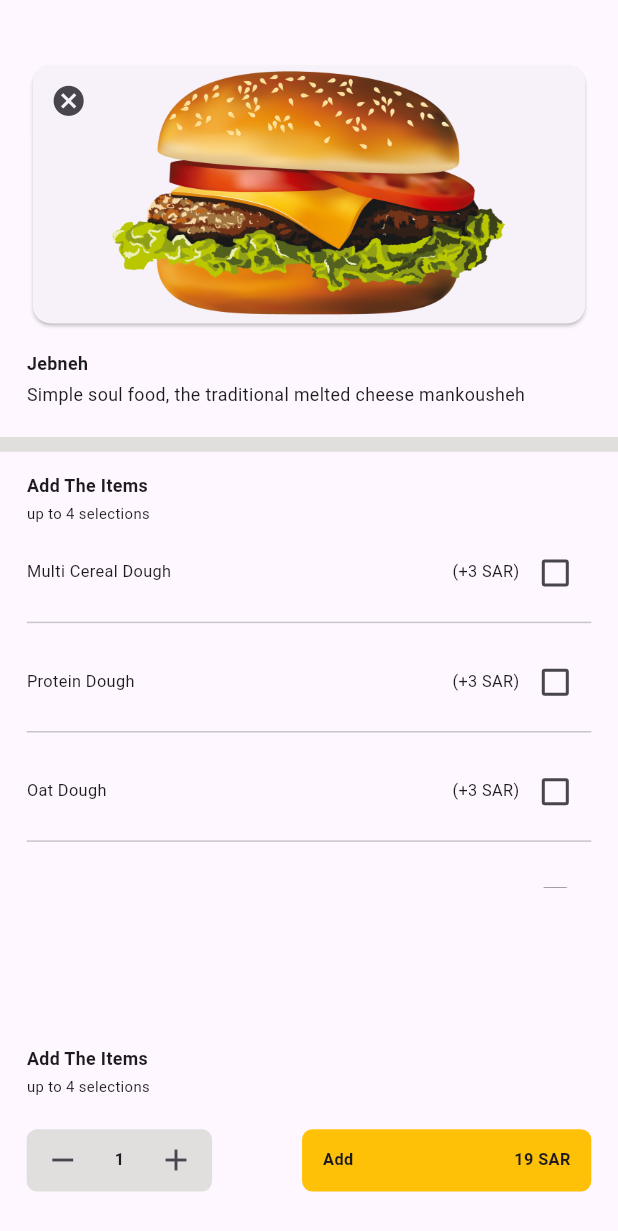
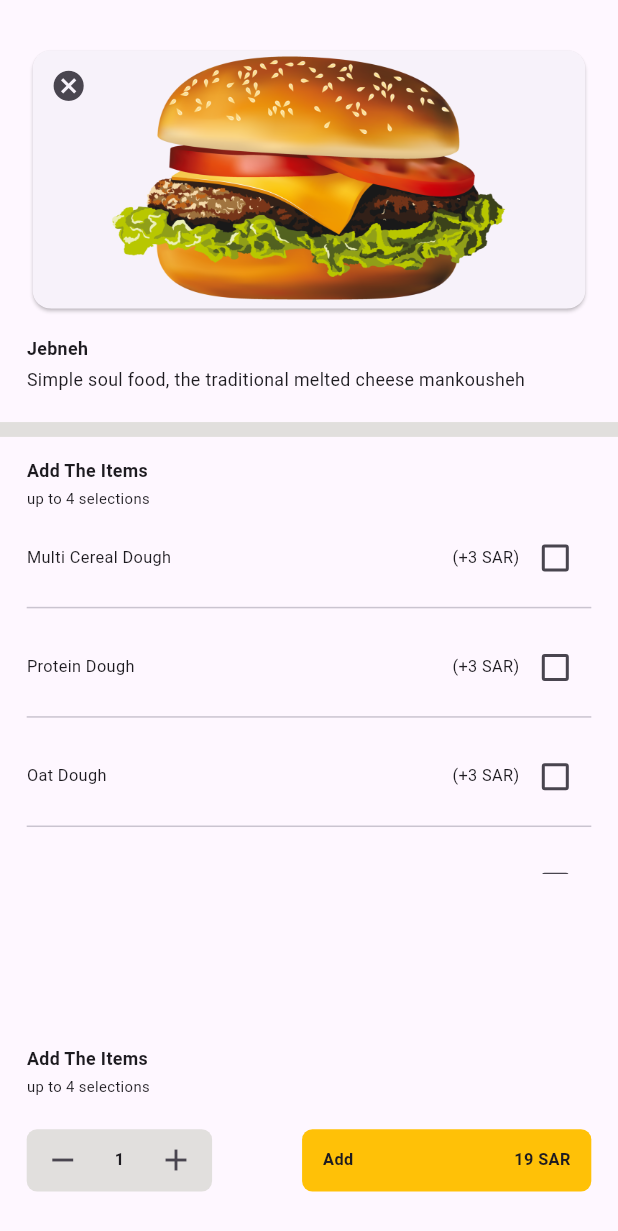
Before and after one commit to ayman-dev09/deliveryapp, a Flutter app: the MealDetailsScreen screen opened by its route, on a phone screen of 412 x 824 dp. Shown: the top 1231 px of the screen. Run offline on Flutter 3.47's test engine with Material 3 defaults, Android fonts, the phone set to English and light mode, and no system bars; our stand-ins replace get.

Commit message:
21-10-2025 commit home

```diff
--- a/lib/main.dart
+++ b/lib/main.dart
@@ -17,6 +17,10 @@ class MyApp extends StatelessWidget {
       debugShowCheckedModeBanner: false,
       // home: LoginScreen(),
       getPages: RoutesConfig().getPages,
+      builder: (context, child) {
+        SizeConfig().init(context);
+        return child!;
+      },
     );
   }
 }
--- a/lib/routes/routes_names.dart
+++ b/lib/routes/routes_names.dart
@@ -1,8 +1,8 @@
 // pages for test
-const String loginScreen = '/loginscreen';
+const String loginScreen = '/';
 const String signupScreen = '/signupscreen';
 const String homeScreen = '/homescreen';
 const String mealDetailsScreen = '/mealdetailsscreen';
-const String restaurantMealsScreen = '/';
+const String restaurantMealsScreen = '/restaurantmealsscreen';
 const String checkoutScreen = '/checkoutscreen';
 const String cartScreen = '/cartscreen';
--- a/lib/view/pages/meal_details_widgets/card_image_widget.dart
+++ b/lib/view/pages/meal_details_widgets/card_image_widget.dart
@@ -8,7 +8,7 @@ class CardImageWidget extends StatelessWidget {
   Widget build(BuildContext context) {
     return Padding(
       padding: EdgeInsets.only(
-        top: SizeConfig.defaultSize! * 4,
+        top: SizeConfig.defaultSize! * 3,
         left: SizeConfig.defaultSize! * 1.8,
         right: SizeConfig.defaultSize! * 1.8,
       ),
--- a/lib/view/pages/meal_details_widgets/meal_details_screen.dart
+++ b/lib/view/pages/meal_details_widgets/meal_details_screen.dart
@@ -14,7 +14,8 @@ class MealDetailsScreen extends StatelessWidget {
   @override
   Widget build(BuildContext context) {
     return Scaffold(
-      body: Column(
+      body: SafeArea(
+        child: Column(
           crossAxisAlignment: CrossAxisAlignment.start,
           children: [
             CardImageWidget(),
@@ -48,6 +49,7 @@ class MealDetailsScreen extends StatelessWidget {
             ),
           ],
         ),
+      ),
     );
   }
 }
```
Lines whose indentation alone changed are shown as unchanged.
